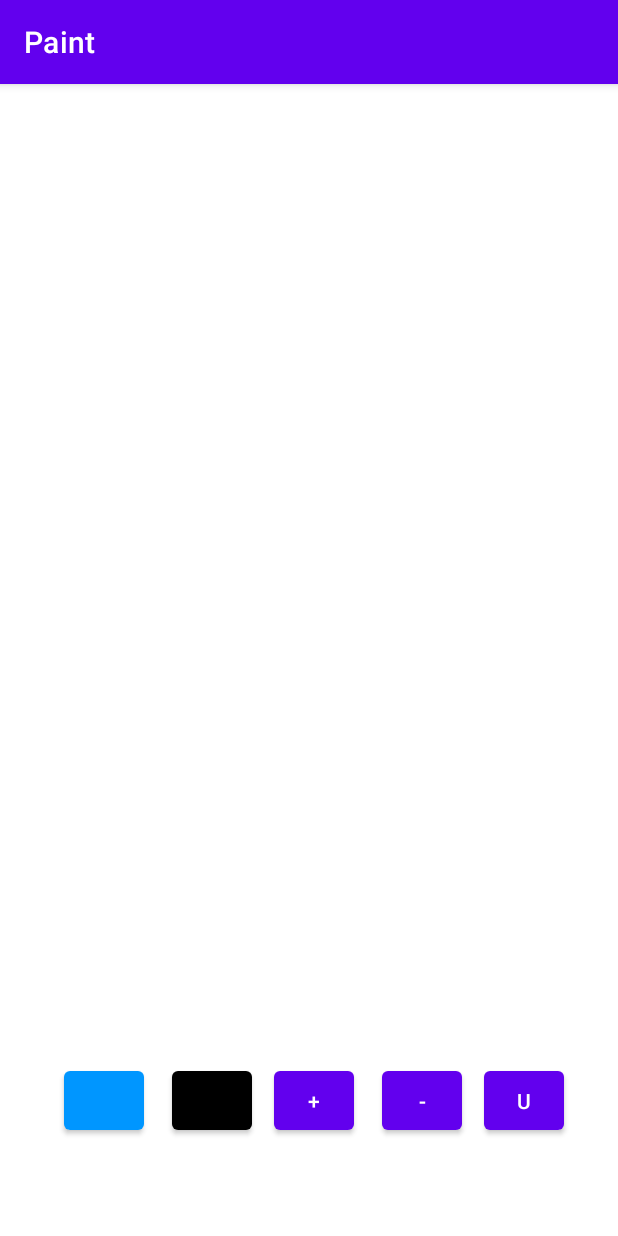
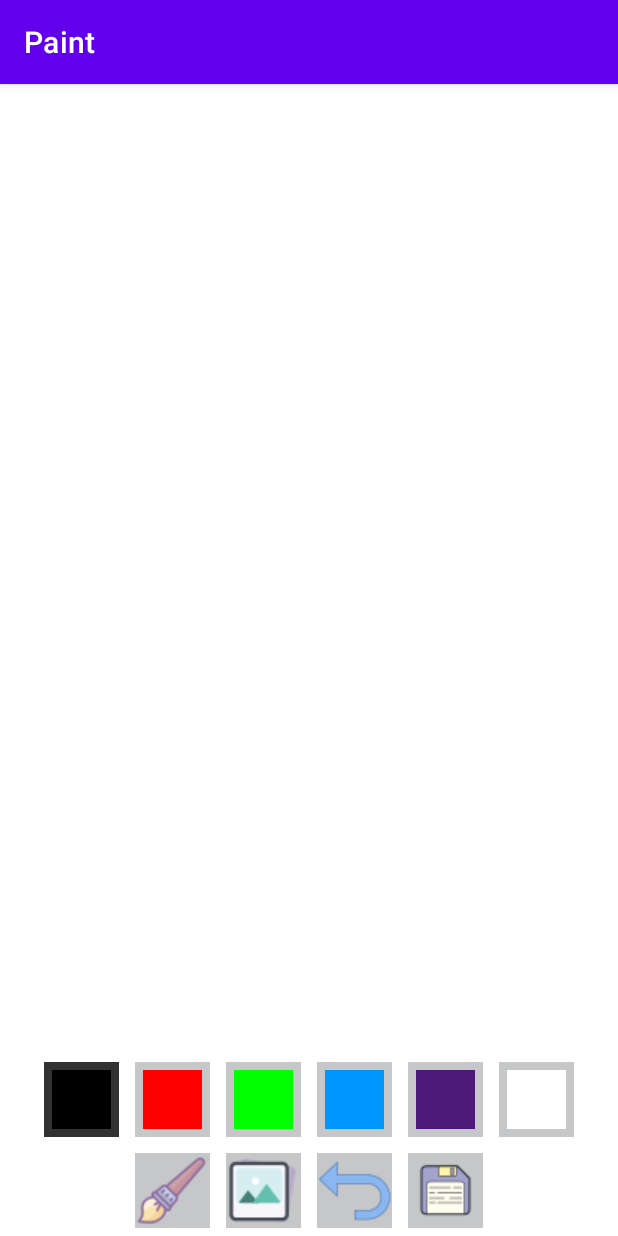
Before and after one commit to tanmay-kali/PaintApp, an Android app: the screen it shows after launch (MainActivity), on a phone screen of 412 x 824 dp. Run offline under Robolectric (Android 15) with nearby library versions, the phone set to English and light mode, and no system bars.

Commit message:
All buttons

```diff
--- a/app/src/main/java/edu/tcu/tanmaykejriwal/paint/MainActivity.kt
+++ b/app/src/main/java/edu/tcu/tanmaykejriwal/paint/MainActivity.kt
@@ -1,43 +1,58 @@
 package edu.tcu.tanmaykejriwal.paint
 import android.content.Context
 import android.graphics.Color
+import android.graphics.drawable.ColorDrawable
 import android.os.Bundle
 import android.util.AttributeSet
 import android.view.View
 import android.widget.Button
+import android.widget.ImageView
+import android.widget.LinearLayout
 import androidx.appcompat.app.AppCompatActivity
+import androidx.core.view.get
+import androidx.core.view.iterator
 import edu.tcu.tanmaykejriwal.paint.DrawingView
 
 class MainActivity : AppCompatActivity() {
     override fun onCreate(savedInstanceState: Bundle?) {
         super.onCreate(savedInstanceState)
         setContentView(R.layout.activity_main)
-
-        var btnColor = findViewById<Button>(R.id.color)
-        var btnBlack = findViewById<Button>(R.id.black)
-        var btnSize = findViewById<Button>(R.id.size)
-        var btnSizeRed = findViewById<Button>(R.id.sizesub)
-        var btnUndo = findViewById<Button>(R.id.undo)
+        var pallet = findViewById<LinearLayout>(R.id.pallete_ll)
         var board = findViewById<DrawingView>(R.id.board)
-
-        btnColor.setOnClickListener{
-            board.SetPathColor(Color.parseColor("#0096FF"))
+        var selected=pallet[0]
+        for(iv in pallet){
+            iv.setOnClickListener {
+                board.SetPathColor((iv.background as ColorDrawable).color)
+                (iv as ImageView).setImageResource(R.drawable.path_color_selected)
+                (selected as ImageView).setImageResource(R.drawable.path_color_normal)
+                selected=iv
+            }
         }
-        btnBlack.setOnClickListener {
-            board.SetPathColor(Color.BLACK)
-        }
-
-        btnSize.setOnClickListener{
-            board.SetPathWidth(board.getPathWidth()*2)
-        }
-
-        btnSizeRed.setOnClickListener {
-            board.SetPathWidth(board.getPathWidth()/2)
-        }
-
-        btnUndo.setOnClickListener{
-            board.undoPath()
-        }
+//        var btnColor = findViewById<Button>(R.id.color)
+//        var btnBlack = findViewById<Button>(R.id.black)
+//        var btnSize = findViewById<Button>(R.id.size)
+//        var btnSizeRed = findViewById<Button>(R.id.sizesub)
+//        var btnUndo = findViewById<Button>(R.id.undo)
+//        var board = findViewById<DrawingView>(R.id.board)
+//
+//        btnColor.setOnClickListener{
+//            board.SetPathColor(Color.parseColor("#0096FF"))
+//        }
+//        btnBlack.setOnClickListener {
+//            board.SetPathColor(Color.BLACK)
+//        }
+//
+//        btnSize.setOnClickListener{
+//            board.SetPathWidth(board.getPathWidth()*2)
+//        }
+//
+//        btnSizeRed.setOnClickListener {
+//            board.SetPathWidth(board.getPathWidth()/2)
+//        }
+//
+//        btnUndo.setOnClickListener{
+//            board.undoPath()
+//        }
     }
 }
 
--- /dev/null
+++ b/app/src/main/res/drawable/path_color_normal.xml
@@ -0,0 +1,8 @@
+<?xml version="1.0" encoding="utf-8"?>
+<shape xmlns:android="http://schemas.android.com/apk/res/android"
+    android:shape="rectangle">
+    <stroke android:color="@color/light_gray"
+        android:width="5dp"
+       />
+
+</shape>
--- /dev/null
+++ b/app/src/main/res/drawable/path_color_selected.xml
@@ -0,0 +1,10 @@
+<?xml version="1.0" encoding="utf-8"?>
+<shape xmlns:android="http://schemas.android.com/apk/res/android"
+    android:shape="rectangle"
+    >
+    <stroke
+        android:width="5dp"
+        android:color="@color/gray"
+        />
+
+</shape>
--- a/app/src/main/res/layout/activity_main.xml
+++ b/app/src/main/res/layout/activity_main.xml
@@ -9,66 +9,128 @@
     <edu.tcu.tanmaykejriwal.paint.DrawingView
         android:id="@+id/board"
         android:layout_width="match_parent"
-        android:layout_height="match_parent"
-        tools:layout_editor_absoluteX="0dp"
-        tools:layout_editor_absoluteY="0dp" />
+        android:layout_height="0dp"
+        app:layout_constraintTop_toTopOf="parent"
+        app:layout_constraintBottom_toTopOf="@+id/pallete_ll"/>
 
-    <Button
-        android:id="@+id/color"
-        android:layout_width="53dp"
-        android:layout_height="51dp"
-        android:layout_marginEnd="316dp"
-        android:text=""
-        app:backgroundTint="@color/blue"
+    <LinearLayout
+        android:id="@+id/pallete_ll"
+        android:layout_width="match_parent"
+        android:layout_height="wrap_content"
+        android:orientation="horizontal"
+        android:gravity = "center"
+        app:layout_constraintTop_toBottomOf="@id/board"
+        app:layout_constraintBottom_toTopOf="@id/pallete2"
+        >
+
+        <ImageView
+            android:layout_width="50dp"
+            android:layout_height="50dp"
+            android:layout_margin="5dp"
+
+            android:background="@color/black"
+            android:src="@drawable/path_color_selected"
+            >
+        </ImageView>
+
+        <ImageView
+            android:layout_width="50dp"
+            android:layout_height="50dp"
+            android:layout_margin="5dp"
+
+            android:background="@color/red"
+            android:src="@drawable/path_color_normal"
+            >
+
+        </ImageView>
+        <ImageView
+            android:layout_width="50dp"
+            android:layout_height="50dp"
+            android:layout_margin="5dp"
+
+            android:background="@color/green"
+            android:src="@drawable/path_color_normal"
+            > </ImageView>
+
+
+        <ImageView
+            android:layout_width="50dp"
+            android:layout_height="50dp"
+            android:layout_margin="5dp"
+
+            android:background="@color/blue"
+            android:src="@drawable/path_color_normal"
+            > </ImageView>
+
+        <ImageView
+            android:layout_width="50dp"
+            android:layout_height="50dp"
+            android:layout_margin="5dp"
+
+            android:background="@color/purple"
+            android:src="@drawable/path_color_normal"
+            > </ImageView>
+
+        <ImageView
+            android:layout_width="50dp"
+            android:layout_height="50dp"
+            android:layout_margin="5dp"
+
+            android:background="@color/white"
+            android:src="@drawable/path_color_normal"
+            > </ImageView>
+
+
+
+    </LinearLayout>
+    <LinearLayout
+        android:id="@+id/pallete2"
+        android:layout_width="match_parent"
+        android:layout_height="wrap_content"
+        android:orientation="horizontal"
+        android:gravity = "center"
+        app:layout_constraintTop_toBottomOf="@id/pallete_ll"
         app:layout_constraintBottom_toBottomOf="parent"
-        app:layout_constraintEnd_toEndOf="parent"
-        app:layout_constraintTop_toTopOf="parent"
-        app:layout_constraintVertical_bias="0.91" />
+        >
+        <ImageView
+            android:layout_width="50dp"
+            android:layout_height="50dp"
+            android:layout_margin="5dp"
+            android:background="@color/light_gray"
+            android:src="@drawable/ic_brush"
+            ></ImageView>
 
-    <Button
-        android:id="@+id/black"
-        android:layout_width="53dp"
-        android:layout_height="51dp"
-        android:layout_marginEnd="244dp"
-        android:text=""
-        app:backgroundTint="@color/black"
-        app:layout_constraintBottom_toBottomOf="parent"
-        app:layout_constraintEnd_toEndOf="parent"
-        app:layout_constraintTop_toTopOf="parent"
-        app:layout_constraintVertical_bias="0.91" />
+        <ImageView
+            android:layout_width="50dp"
+            android:layout_height="50dp"
+            android:layout_margin="5dp"
+            android:background="@color/light_gray"
+            android:src="@drawable/ic_gallery"
+            ></ImageView>
 
-    <Button
-        android:id="@+id/size"
-        android:layout_width="53dp"
-        android:layout_height="51dp"
-        android:layout_marginEnd="176dp"
-        android:text="+"
-        app:layout_constraintBottom_toBottomOf="parent"
-        app:layout_constraintEnd_toEndOf="parent"
-        app:layout_constraintTop_toTopOf="parent"
-        app:layout_constraintVertical_bias="0.91" />
+        <ImageView
+            android:layout_width="50dp"
+            android:layout_height="50dp"
+            android:layout_margin="5dp"
+            android:background="@color/light_gray"
+            android:src="@drawable/ic_undo"
+            ></ImageView>
 
-    <Button
-        android:id="@+id/sizesub"
-        android:layout_width="53dp"
-        android:layout_height="51dp"
-        android:layout_marginEnd="104dp"
-        android:text="-"
-        app:layout_constraintBottom_toBottomOf="parent"
-        app:layout_constraintEnd_toEndOf="parent"
-        app:layout_constraintTop_toTopOf="parent"
-        app:layout_constraintVertical_bias="0.91" />
+        <ImageView
+            android:layout_width="50dp"
+            android:layout_height="50dp"
+            android:layout_margin="5dp"
+            android:background="@color/light_gray"
+            android:src="@drawable/ic_save"
+            ></ImageView>
+    </LinearLayout>
 
-    <Button
-        android:id="@+id/undo"
-        android:layout_width="53dp"
-        android:layout_height="51dp"
-        android:layout_marginEnd="36dp"
-        android:text="U"
-        app:layout_constraintBottom_toBottomOf="parent"
-        app:layout_constraintEnd_toEndOf="parent"
-        app:layout_constraintTop_toTopOf="parent"
-        app:layout_constraintVertical_bias="0.91" />
+
+
+
+
+
+
 
 
 </androidx.constraintlayout.widget.ConstraintLayout>
--- a/app/src/main/res/values/colors.xml
+++ b/app/src/main/res/values/colors.xml
@@ -8,4 +8,10 @@
     <color name="black">#FF000000</color>
     <color name="white">#FFFFFFFF</color>
     <color name="blue">#0096FF</color>
+    <color name="gray">#FF323232</color>
+    <color name="light_gray">#FFC5C7C9</color>
+    <color name="red">#FFFF0000</color>
+    <color name="purple">#4d1979</color>
+    <color name="green">#00FF00</color>
+
 </resources>
--- a/app/src/main/res/values/strings.xml
+++ b/app/src/main/res/values/strings.xml
@@ -1,3 +1,4 @@
 <resources>
     <string name="app_name">Paint</string>
+    <string name="black">black</string>
 </resources>
```
Also changed, not shown: app/src/main/res/drawable/ic_brush.png (added), app/src/main/res/drawable/ic_gallery.png (added), app/src/main/res/drawable/ic_save.png (added), app/src/main/res/drawable/ic_undo.png (added).
